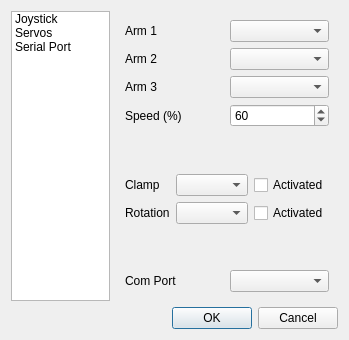
The window that Code/optionswindow.ui (jmigual/ETSEIB-deltaRobot) describes before a commit, drawn with Qt 5.
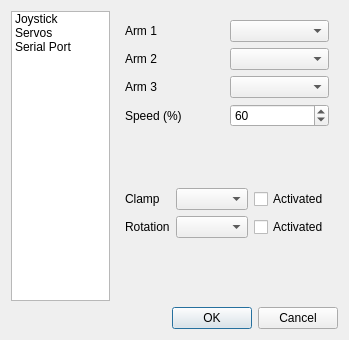
The same window after the commit. The open tabs and pages were chosen to show the change.

```diff
--- a/Code/optionswindow.ui
+++ b/Code/optionswindow.ui
@@ -307,20 +307,6 @@
            </property>
           </spacer>
          </item>
-         <item>
-          <layout class="QHBoxLayout" name="horizontalLayout_7">
-           <item>
-            <widget class="QLabel" name="label_6">
-             <property name="text">
-              <string>Com Port</string>
-             </property>
-            </widget>
-           </item>
-           <item>
-            <widget class="QComboBox" name="com"/>
-           </item>
-          </layout>
-         </item>
         </layout>
        </widget>
        <widget class="QWidget" name="serialPort">
```
Left out of the diff: 2 changed lines with no effect on the pictures.
